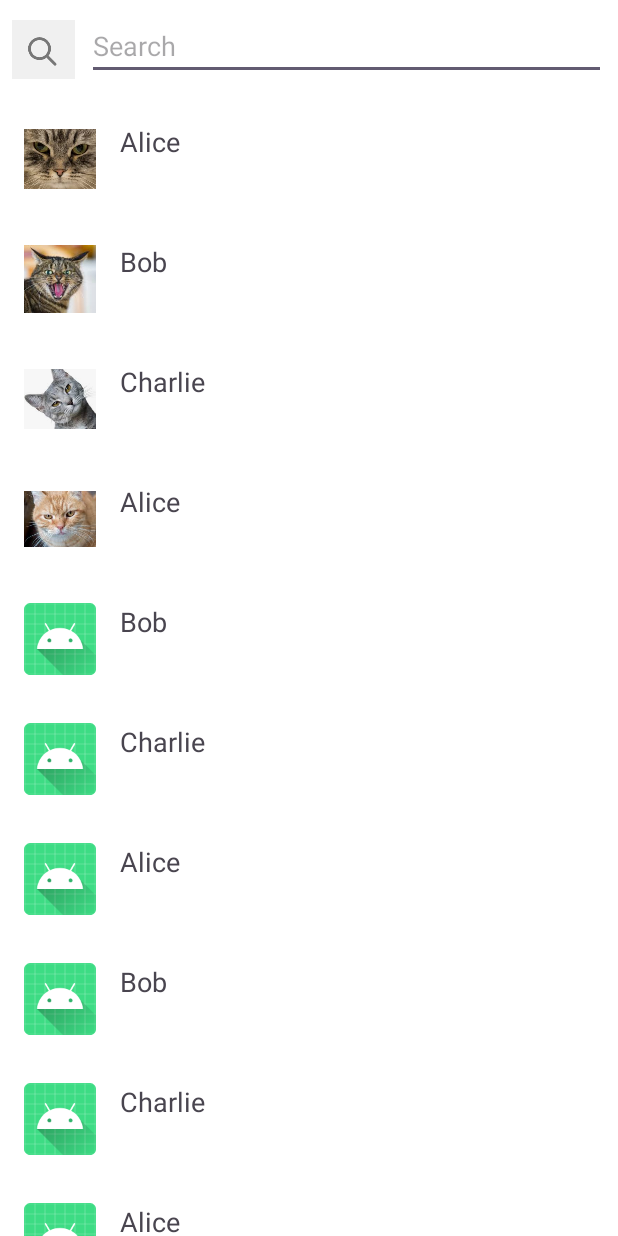
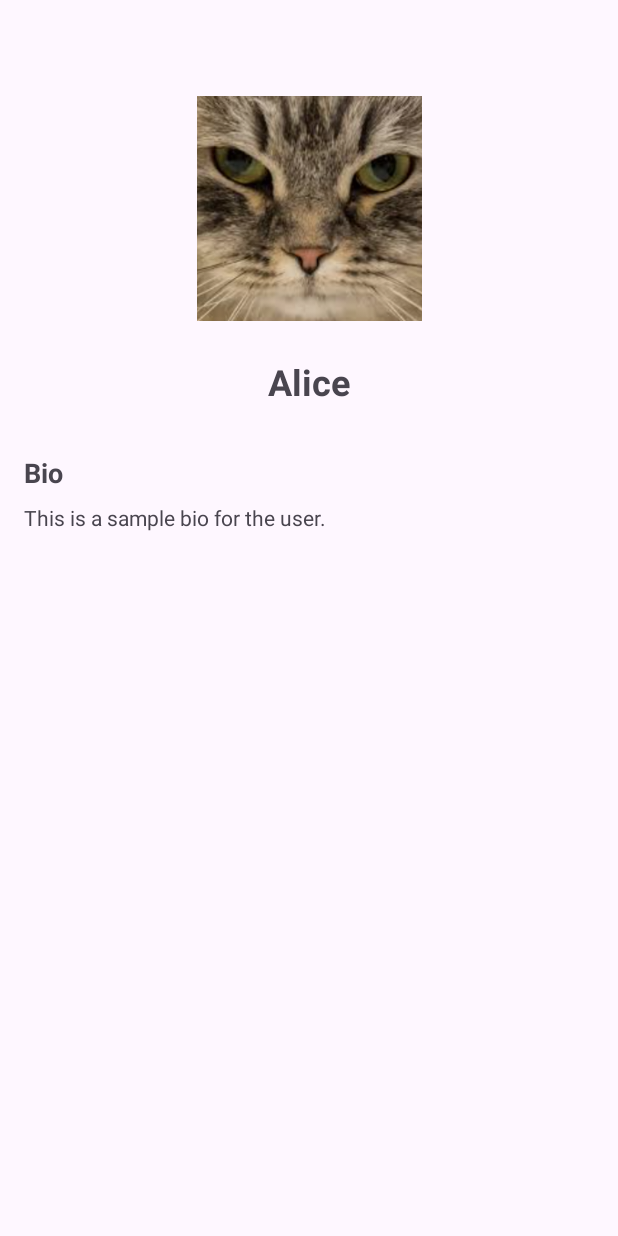
Before and after one commit to NatanProtector/android-workshop-final-project, an Android app: the UsersActivity screen opened directly, with no data from a screen before it, after a tap on "Alice", on a phone screen of 412 x 824 dp. Run offline under Robolectric (Android 15) with nearby library versions, the phone set to English and light mode, and no system bars.

Commit message:
Profile screen: initial

```diff
--- a/app/src/main/AndroidManifest.xml
+++ b/app/src/main/AndroidManifest.xml
@@ -14,6 +14,9 @@
         android:supportsRtl="true"
         android:theme="@style/Theme.PictureGram"
         tools:targetApi="31">
+        <activity
+            android:name=".ProfileActivity"
+            android:exported="false" />
         <activity
             android:name=".SettingsActivity"
             android:exported="false" />
--- /dev/null
+++ b/app/src/main/java/com/natanp_josefm_michaelk/picturegram/ProfileActivity.java
@@ -0,0 +1,28 @@
+package com.natanp_josefm_michaelk.picturegram;
+
+import android.os.Bundle;
+import android.widget.ImageView;
+import android.widget.TextView;
+
+import androidx.appcompat.app.AppCompatActivity;
+
+public class ProfileActivity extends AppCompatActivity {
+
+    @Override
+    protected void onCreate(Bundle savedInstanceState) {
+        super.onCreate(savedInstanceState);
+        setContentView(R.layout.activity_profile);
+
+        // Get views
+        ImageView profileImageView = findViewById(R.id.profileImageView);
+        TextView profileNameTextView = findViewById(R.id.profileNameTextView);
+
+        // Get the data passed from the adapter
+        String userName = getIntent().getStringExtra("USER_NAME");
+        int imageResourceId = getIntent().getIntExtra("USER_IMAGE", R.mipmap.ic_launcher);
+
+        // Set the data to the views
+        profileNameTextView.setText(userName);
+        profileImageView.setImageResource(imageResourceId);
+    }
+}
--- a/app/src/main/java/com/natanp_josefm_michaelk/picturegram/UserAdapter.java
+++ b/app/src/main/java/com/natanp_josefm_michaelk/picturegram/UserAdapter.java
@@ -1,11 +1,11 @@
 package com.natanp_josefm_michaelk.picturegram;
 
+import android.content.Intent;
 import android.view.LayoutInflater;
 import android.view.View;
 import android.view.ViewGroup;
 import android.widget.ImageView;
 import android.widget.TextView;
-import android.widget.Toast;
 
 import androidx.recyclerview.widget.RecyclerView;
 
@@ -34,18 +34,17 @@ public class UserAdapter extends RecyclerView.Adapter<UserAdapter.UserViewHolder
         holder.userNameText.setText(user.getName());
         holder.userImageView.setImageResource(user.getImageResourceId());
 
-        // 1) Make sure your root layout in item_user.xml has:
-        //    android:clickable="true"
-        //    android:focusable="true"
-        //    android:foreground="?attr/selectableItemBackground"
-        // 2) Handle the click on the entire row:
+        // Handle the click on the entire row to open ProfileActivity
         holder.itemView.setOnClickListener(v -> {
-            // Do something, e.g. show a toast or open another activity
-            Toast.makeText(
-                    holder.itemView.getContext(),
-                    "Clicked on: " + user.getName(),
-                    Toast.LENGTH_SHORT
-            ).show();
+            // Create intent to open ProfileActivity
+            Intent intent = new Intent(holder.itemView.getContext(), ProfileActivity.class);
+
+            // Pass user data to the ProfileActivity
+            intent.putExtra("USER_NAME", user.getName());
+            intent.putExtra("USER_IMAGE", user.getImageResourceId());
+
+            // Start the ProfileActivity
+            holder.itemView.getContext().startActivity(intent);
         });
     }
 
--- /dev/null
+++ b/app/src/main/res/layout/activity_profile.xml
@@ -0,0 +1,54 @@
+<?xml version="1.0" encoding="utf-8"?>
+<androidx.constraintlayout.widget.ConstraintLayout xmlns:android="http://schemas.android.com/apk/res/android"
+    xmlns:app="http://schemas.android.com/apk/res-auto"
+    xmlns:tools="http://schemas.android.com/tools"
+    android:layout_width="match_parent"
+    android:layout_height="match_parent"
+    android:padding="16dp"
+    tools:context=".ProfileActivity">
+
+    <ImageView
+        android:id="@+id/profileImageView"
+        android:layout_width="150dp"
+        android:layout_height="150dp"
+        android:layout_marginTop="48dp"
+        android:scaleType="centerCrop"
+        app:layout_constraintEnd_toEndOf="parent"
+        app:layout_constraintStart_toStartOf="parent"
+        app:layout_constraintTop_toTopOf="parent"
+        tools:src="@mipmap/ic_launcher" />
+
+    <TextView
+        android:id="@+id/profileNameTextView"
+        android:layout_width="wrap_content"
+        android:layout_height="wrap_content"
+        android:layout_marginTop="24dp"
+        android:textSize="24sp"
+        android:textStyle="bold"
+        app:layout_constraintEnd_toEndOf="parent"
+        app:layout_constraintStart_toStartOf="parent"
+        app:layout_constraintTop_toBottomOf="@+id/profileImageView"
+        tools:text="User Name" />
+
+    <TextView
+        android:id="@+id/bioLabelTextView"
+        android:layout_width="wrap_content"
+        android:layout_height="wrap_content"
+        android:layout_marginTop="32dp"
+        android:text="Bio"
+        android:textSize="18sp"
+        android:textStyle="bold"
+        app:layout_constraintStart_toStartOf="parent"
+        app:layout_constraintTop_toBottomOf="@+id/profileNameTextView" />
+
+    <TextView
+        android:id="@+id/bioTextView"
+        android:layout_width="0dp"
+        android:layout_height="wrap_content"
+        android:layout_marginTop="8dp"
+        android:text="This is a sample bio for the user."
+        app:layout_constraintEnd_toEndOf="parent"
+        app:layout_constraintStart_toStartOf="parent"
+        app:layout_constraintTop_toBottomOf="@+id/bioLabelTextView" />
+
+</androidx.constraintlayout.widget.ConstraintLayout>
```
